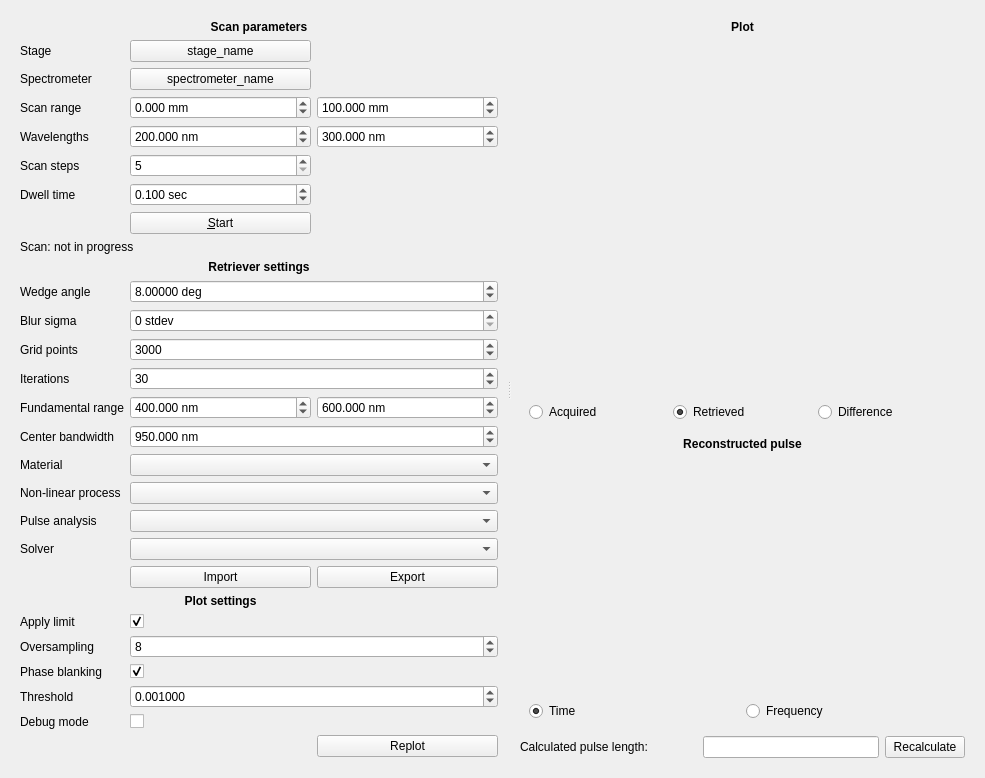
Qt form las_dispersion_scan/ui/main.ui (slactjohnson/las-dispersion-scan) before a commit.
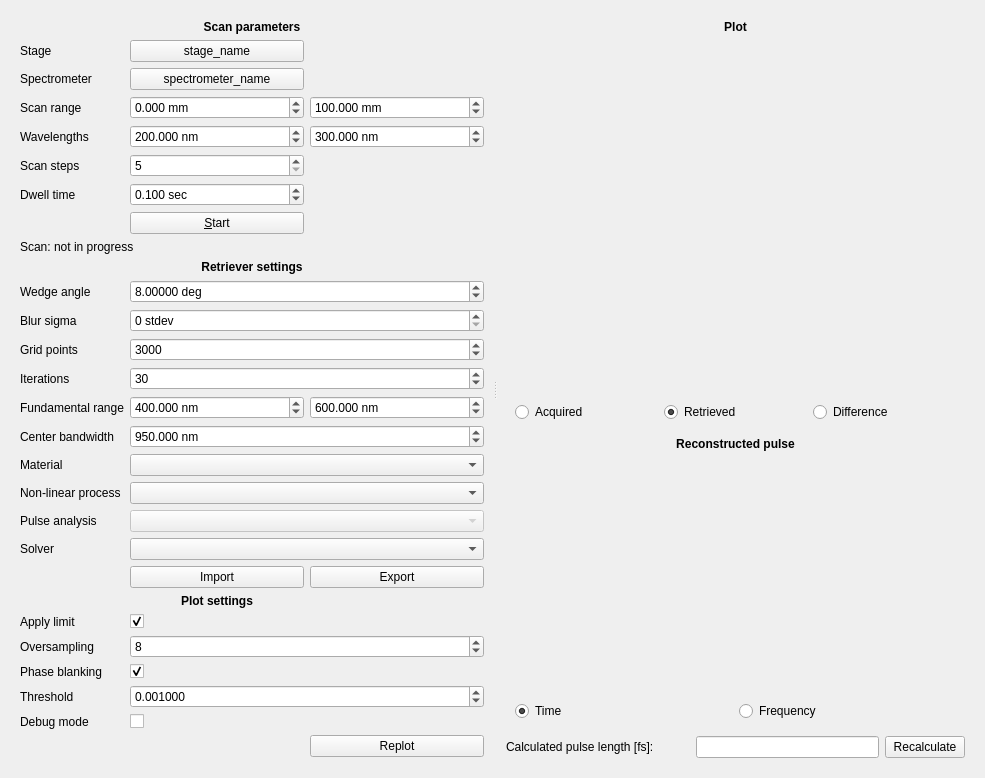
The same form after that commit. Custom widgets are drawn as their Qt base class.

Commit message: ENH: show pulse width in femtoseconds in the UI

```diff
--- a/las_dispersion_scan/ui/main.ui
+++ b/las_dispersion_scan/ui/main.ui
@@ -177,7 +177,11 @@
         </widget>
        </item>
        <item row="21" column="1" colspan="2">
-        <widget class="PulseAnalysisComboBox" name="pulse_analysis_combo"/>
+        <widget class="PulseAnalysisComboBox" name="pulse_analysis_combo">
+         <property name="enabled">
+          <bool>false</bool>
+         </property>
+        </widget>
        </item>
        <item row="26" column="1" colspan="2">
         <widget class="QSpinBox" name="oversampling_spinbox">
@@ -1034,7 +1038,7 @@
          <item>
           <widget class="QLabel" name="calculated_pulse_length_label">
            <property name="text">
-            <string>Calculated pulse length:</string>
+            <string>Calculated pulse length [fs]:</string>
            </property>
            <property name="buddy">
             <cstring>pulse_length_lineedit</cstring>
```
The commit also changes 4 other files.
